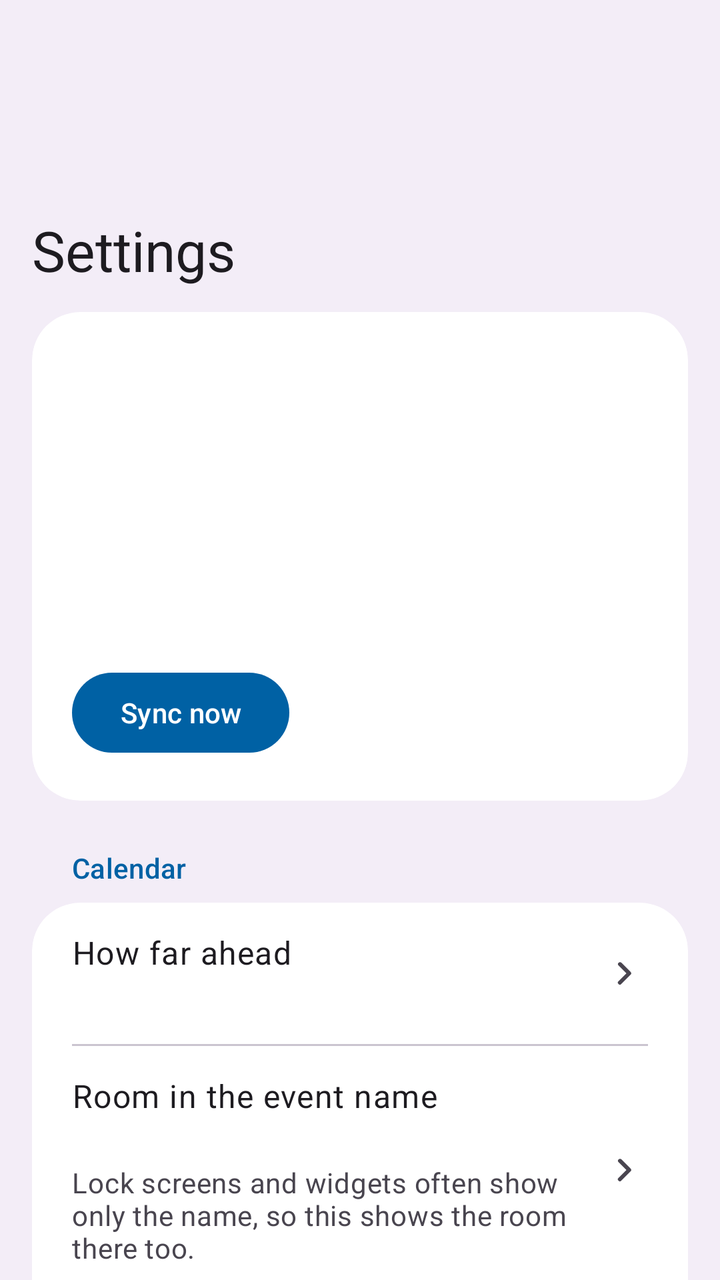
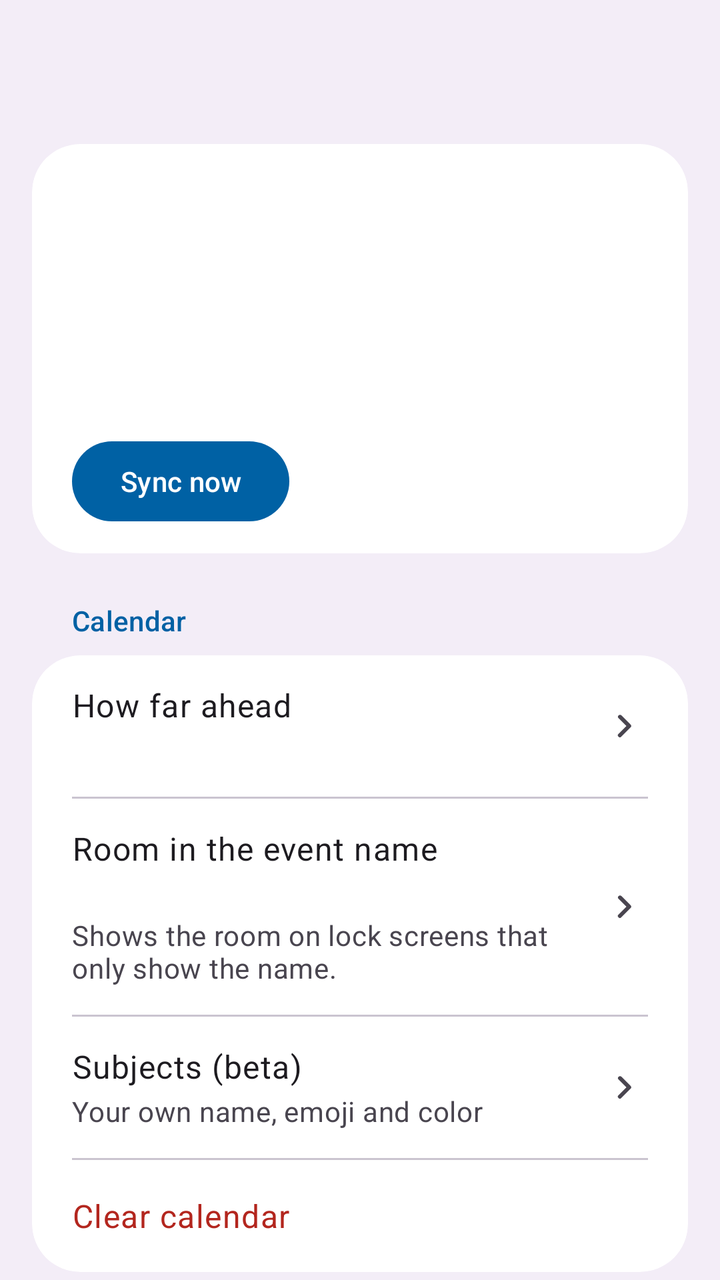

The first picture is an Android layout as it rendered before a commit; the second is the same layout after the commit. The layout source and the unified diff follow.
<!-- AndroidManifest.xml: activity theme Theme.EduarteSync.Screen -->
<!-- res/layout/activity_settings.xml -->
<?xml version="1.0" encoding="utf-8"?>
<androidx.coordinatorlayout.widget.CoordinatorLayout xmlns:android="http://schemas.android.com/apk/res/android"
    xmlns:app="http://schemas.android.com/apk/res-auto"
    android:id="@+id/root"
    android:layout_width="match_parent"
    android:layout_height="match_parent"
    android:background="?attr/screenColor">

    <com.google.android.material.appbar.AppBarLayout
        android:id="@+id/appBar"
        style="@style/ScreenAppBar">

        <com.google.android.material.appbar.CollapsingToolbarLayout
            style="?attr/collapsingToolbarLayoutLargeStyle"
            android:layout_width="match_parent"
            android:layout_height="?attr/collapsingToolbarLayoutLargeSize"
            app:contentScrim="?attr/screenColor"
            app:layout_scrollFlags="scroll|exitUntilCollapsed|snap"
            app:title="Settings">

            <com.google.android.material.appbar.MaterialToolbar
                android:id="@+id/toolbar"
                android:layout_width="match_parent"
                android:layout_height="?attr/actionBarSize"
                android:elevation="0dp"
                app:layout_collapseMode="pin" />
        </com.google.android.material.appbar.CollapsingToolbarLayout>
    </com.google.android.material.appbar.AppBarLayout>

    <androidx.core.widget.NestedScrollView
        android:id="@+id/scroll"
        android:layout_width="match_parent"
        android:layout_height="match_parent"
        android:clipToPadding="false"
        app:layout_behavior="@string/appbar_scrolling_view_behavior">

        <LinearLayout
            android:id="@+id/content"
            android:layout_width="match_parent"
            android:layout_height="wrap_content"
            android:orientation="vertical"
            android:paddingHorizontal="16dp"
            android:paddingBottom="24dp">

            
            <com.google.android.material.card.MaterialCardView
                style="@style/Card"
                android:layout_marginTop="4dp">

                <LinearLayout
                    android:layout_width="match_parent"
                    android:layout_height="wrap_content"
                    android:orientation="vertical"
                    android:padding="20dp">

                    <LinearLayout
                        android:layout_width="match_parent"
                        android:layout_height="wrap_content"
                        android:gravity="center_vertical"
                        android:orientation="horizontal">

                        <View
                            android:id="@+id/stateDot"
                            android:layout_width="14dp"
                            android:layout_height="14dp"
                            android:layout_marginEnd="12dp" />

                        <TextView
                            android:id="@+id/statusHeadline"
                            android:layout_width="0dp"
                            android:layout_height="wrap_content"
                            android:layout_weight="1"
                            android:accessibilityLiveRegion="polite"
                            android:textAppearance="?attr/textAppearanceHeadlineSmall"
                            android:textColor="?attr/colorOnSurface" />
                    </LinearLayout>

                    <TextView
                        android:id="@+id/statusSubline"
                        android:layout_width="match_parent"
                        android:layout_height="wrap_content"
                        android:layout_marginStart="26dp"
                        android:paddingTop="2dp"
                        android:textAppearance="?attr/textAppearanceBodyLarge"
                        android:textColor="?attr/colorOnSurface" />

                    <com.google.android.material.progressindicator.LinearProgressIndicator
                        android:id="@+id/syncProgress"
                        android:layout_width="match_parent"
                        android:layout_height="wrap_content"
                        android:layout_marginTop="12dp"
                        android:indeterminate="true"
                        android:visibility="gone"
                        app:trackCornerRadius="2dp" />

                    <TextView
                        android:id="@+id/coverage"
                        android:layout_width="match_parent"
                        android:layout_height="wrap_content"
                        android:paddingTop="16dp"
                        android:textAppearance="?attr/textAppearanceBodyMedium"
                        android:textColor="?attr/colorOnSurface" />

                    <TextView
                        android:id="@+id/nextSync"
                        android:layout_width="match_parent"
                        android:layout_height="wrap_content"
                        android:paddingTop="2dp"
                        android:textAppearance="?attr/textAppearanceBodyMedium"
                        android:textColor="?attr/colorOnSurfaceVariant" />

                    <TextView
                        android:id="@+id/status"
                        android:layout_width="match_parent"
                        android:layout_height="wrap_content"
                        android:paddingTop="12dp"
                        android:textAppearance="?attr/textAppearanceBodySmall"
                        android:textColor="?attr/colorOnSurfaceVariant"
                        android:textIsSelectable="true" />

                    <LinearLayout
                        android:layout_width="match_parent"
                        android:layout_height="wrap_content"
                        android:layout_marginTop="16dp"
                        android:orientation="horizontal">

                        <com.google.android.material.button.MaterialButton
                            android:id="@+id/logIn"
                            android:layout_width="wrap_content"
                            android:layout_height="wrap_content"
                            android:layout_marginEnd="8dp"
                            android:text="Log in"
                            android:visibility="gone" />

                        <com.google.android.material.button.MaterialButton
                            android:id="@+id/syncNow"
                            android:layout_width="wrap_content"
                            android:layout_height="wrap_content"
                            android:text="Sync now" />
                    </LinearLayout>
                </LinearLayout>
            </com.google.android.material.card.MaterialCardView>

            
            <TextView style="@style/SectionHeader" android:text="Calendar" />
            <com.google.android.material.card.MaterialCardView style="@style/Card">

                <LinearLayout
                    android:layout_width="match_parent"
                    android:layout_height="wrap_content"
                    android:orientation="vertical">

                    <LinearLayout android:id="@+id/rangeRow" style="@style/Row">
                        <LinearLayout style="@style/RowText">
                            <TextView style="@style/RowTitle" android:text="How far ahead" />
                            <TextView android:id="@+id/rangeValue" style="@style/RowValue" />
                        </LinearLayout>
                        <ImageView style="@style/RowChevron" />
                    </LinearLayout>

                    <com.google.android.material.divider.MaterialDivider style="@style/RowDivider" />

                    <LinearLayout android:id="@+id/roomRow" style="@style/Row">
                        <LinearLayout style="@style/RowText">
                            <TextView style="@style/RowTitle" android:text="Room in the event name" />
                            <TextView android:id="@+id/roomValue" style="@style/RowValue" />
                            <TextView
                                style="@style/RowSummary"
                                android:text="Lock screens and widgets often show only the name, so this shows the room there too." />
                        </LinearLayout>
                        <ImageView style="@style/RowChevron" />
                    </LinearLayout>

                    <com.google.android.material.divider.MaterialDivider style="@style/RowDivider" />

                    <LinearLayout android:id="@+id/subjects" style="@style/Row">
                        <LinearLayout style="@style/RowText">
                            <TextView style="@style/RowTitle" android:text="Subjects (beta)" />
                            <TextView
                                style="@style/RowSummary"
                                android:text="Your own name, emoji and color per subject" />
                        </LinearLayout>
                        <ImageView style="@style/RowChevron" />
                    </LinearLayout>

                    <com.google.android.material.divider.MaterialDivider style="@style/RowDivider" />

                    <Button
                        android:id="@+id/clearCalendar"
                        style="@style/DangerRow"
                        android:text="Clear calendar" />
                </LinearLayout>
            </com.google.android.material.card.MaterialCardView>
            <TextView
                style="@style/Footnote"
                android:text="Lessons go into a separate calendar called &quot;Eduarte rooster&quot;. Clearing removes it; the next sync brings it back." />

            
            <TextView style="@style/SectionHeader" android:text="Background sync &amp; notifications" />
            <com.google.android.material.card.MaterialCardView style="@style/Card">

                <LinearLayout
                    android:layout_width="match_parent"
                    android:layout_height="wrap_content"
                    android:orientation="vertical">

                    <LinearLayout android:id="@+id/autoSyncRow" style="@style/Row">
                        <LinearLayout style="@style/RowText">
                            <TextView style="@style/RowTitle" android:text="Sync automatically" />
                            <TextView
                                style="@style/RowSummary"
                                android:text="About every 12 hours. When off, tap the app icon to sync." />
                        </LinearLayout>
                        <com.google.android.material.materialswitch.MaterialSwitch
                            android:id="@+id/autoSync"
                            android:layout_width="wrap_content"
                            android:layout_height="wrap_content"
                            android:layout_marginStart="12dp"
                            android:contentDescription="Sync automatically" />
                    </LinearLayout>

                    <com.google.android.material.divider.MaterialDivider style="@style/RowDivider" />

                    <LinearLayout android:id="@+id/notificationSettings" style="@style/Row">
                        <LinearLayout style="@style/RowText">
                            <TextView style="@style/RowTitle" android:text="Schedule change notifications" />
                            <TextView android:id="@+id/notificationStatus" style="@style/RowValue" />
                            <TextView
                                style="@style/RowSummary"
                                android:text="Change this in Android settings" />
                        </LinearLayout>
                        <ImageView style="@style/RowChevron" />
                    </LinearLayout>
                </LinearLayout>
            </com.google.android.material.card.MaterialCardView>

            
            <TextView style="@style/SectionHeader" android:text="Account" />
            <com.google.android.material.card.MaterialCardView style="@style/Card">

                <LinearLayout
                    android:layout_width="match_parent"
                    android:layout_height="wrap_content"
                    android:orientation="vertical">

                    <LinearLayout android:id="@+id/saveLoginRow" style="@style/Row">
                        <LinearLayout style="@style/RowText">
                            <TextView style="@style/RowTitle" android:text="Fill in my email and password" />
                            <TextView
                                style="@style/RowSummary"
                                android:text="Saved encrypted on this phone at your next login, so only the Authenticator is left. Turning it off deletes them." />
                        </LinearLayout>
                        <com.google.android.material.materialswitch.MaterialSwitch
                            android:id="@+id/saveLogin"
                            android:layout_width="wrap_content"
                            android:layout_height="wrap_content"
                            android:layout_marginStart="12dp"
                            android:contentDescription="Fill in my email and password" />
                    </LinearLayout>

                    <com.google.android.material.divider.MaterialDivider style="@style/RowDivider" />

                    <LinearLayout android:id="@+id/loginLog" style="@style/Row">
                        <LinearLayout style="@style/RowText">
                            <TextView style="@style/RowTitle" android:text="Login log" />
                            <TextView
                                style="@style/RowSummary"
                                android:text="What happened at recent logins, to find out why it expires. No passwords or codes." />
                        </LinearLayout>
                        <ImageView style="@style/RowChevron" />
                    </LinearLayout>

                    <com.google.android.material.divider.MaterialDivider style="@style/RowDivider" />

                    <Button
                        android:id="@+id/logOut"
                        style="@style/DangerRow"
                        android:text="Log out / switch account" />
                </LinearLayout>
            </com.google.android.material.card.MaterialCardView>
            <TextView
                style="@style/Footnote"
                android:text="Logging out removes your Eduarte login and a saved password from this phone. The calendar stays." />

            
            <TextView style="@style/SectionHeader" android:text="About" />
            <com.google.android.material.card.MaterialCardView style="@style/Card">

                <LinearLayout
                    android:layout_width="match_parent"
                    android:layout_height="wrap_content"
                    android:orientation="vertical">

                    <LinearLayout
                        style="@style/Row"
                        android:background="@null"
                        android:clickable="false"
                        android:focusable="false">
                        <LinearLayout style="@style/RowText">
                            <TextView style="@style/RowTitle" android:text="Version" />
                            <TextView android:id="@+id/version" style="@style/RowSummary" />
                            <com.google.android.material.button.MaterialButton
                                android:id="@+id/downloadUpdate"
                                style="@style/Widget.Material3.Button.TonalButton"
                                android:layout_width="wrap_content"
                                android:layout_height="wrap_content"
                                android:layout_marginTop="8dp"
                                android:visibility="gone" />
                        </LinearLayout>
                    </LinearLayout>

                    <com.google.android.material.divider.MaterialDivider
                        android:id="@+id/allVersionsDivider"
                        style="@style/RowDivider"
                        android:visibility="gone" />

                    <LinearLayout
                        android:id="@+id/allVersions"
                        style="@style/Row"
                        android:visibility="gone">
                        <LinearLayout style="@style/RowText">
                            <TextView style="@style/RowTitle" android:text="All versions" />
                            <TextView
                                style="@style/RowSummary"
                                android:text="Every release, also older ones" />
                        </LinearLayout>
                        <ImageView style="@style/RowChevron" />
                    </LinearLayout>
                </LinearLayout>
            </com.google.android.material.card.MaterialCardView>
            <TextView
                style="@style/Footnote"
                android:text="Downloads come from the GitHub Releases page. Install over this version to keep your login. For an older version, uninstall first." />
        </LinearLayout>
    </androidx.core.widget.NestedScrollView>
</androidx.coordinatorlayout.widget.CoordinatorLayout>
<!-- resources referenced by this layout -->
<resources>
  <style name="Card" parent="Widget.Material3.CardView.Filled">
          <item name="android:layout_width">match_parent</item>
          <item name="android:layout_height">wrap_content</item>
          <item name="cardBackgroundColor">?attr/cardColor</item>
          <item name="cardCornerRadius">24dp</item>
      </style>
  <style name="Footnote">
          <item name="android:layout_width">match_parent</item>
          <item name="android:layout_height">wrap_content</item>
          <item name="android:paddingStart">20dp</item>
          <item name="android:paddingEnd">20dp</item>
          <item name="android:paddingTop">8dp</item>
          <item name="android:textAppearance">?attr/textAppearanceBodySmall</item>
          <item name="android:textColor">?attr/colorOnSurfaceVariant</item>
      </style>
  <style name="RowChevron">
          <item name="android:layout_width">24dp</item>
          <item name="android:layout_height">24dp</item>
          <item name="android:layout_marginStart">12dp</item>
          <item name="android:src">@drawable/ic_chevron_right</item>
          <item name="android:importantForAccessibility">no</item>
          <item name="tint">?attr/colorOnSurfaceVariant</item>
      </style>
  <style name="RowDivider">
          <item name="android:layout_width">match_parent</item>
          <item name="android:layout_height">wrap_content</item>
          <item name="dividerInsetStart">20dp</item>
          <item name="dividerInsetEnd">20dp</item>
          <item name="dividerColor">?attr/colorOutlineVariant</item>
      </style>
  <style name="RowSummary">
          <item name="android:layout_width">match_parent</item>
          <item name="android:layout_height">wrap_content</item>
          <item name="android:paddingTop">2dp</item>
          <item name="android:textAppearance">?attr/textAppearanceBodyMedium</item>
          <item name="android:textColor">?attr/colorOnSurfaceVariant</item>
      </style>
  <style name="RowText">
          <item name="android:layout_width">0dp</item>
          <item name="android:layout_height">wrap_content</item>
          <item name="android:layout_weight">1</item>
          <item name="android:orientation">vertical</item>
      </style>
  <style name="RowTitle">
          <item name="android:layout_width">match_parent</item>
          <item name="android:layout_height">wrap_content</item>
          <item name="android:textAppearance">?attr/textAppearanceBodyLarge</item>
          <item name="android:textColor">?attr/colorOnSurface</item>
      </style>
  <style name="RowValue">
          <item name="android:layout_width">match_parent</item>
          <item name="android:layout_height">wrap_content</item>
          <item name="android:paddingTop">2dp</item>
          <item name="android:textAppearance">?attr/textAppearanceBodyMedium</item>
          <item name="android:textColor">?attr/colorPrimary</item>
      </style>
  <style name="ScreenAppBar">
          <item name="android:layout_width">match_parent</item>
          <item name="android:layout_height">wrap_content</item>
          <item name="android:background">?attr/screenColor</item>
          <item name="liftOnScroll">false</item>
      </style>
  <style name="Theme.EduarteSync.Screen" parent="Base.Theme.EduarteSync" />
  <!-- drawable ic_chevron_right (drawable) -->
  <vector xmlns:android="http://schemas.android.com/apk/res/android"
      android:width="24dp"
      android:height="24dp"
      android:viewportWidth="24"
      android:viewportHeight="24">
      <path
          android:fillColor="#FF000000"
          android:pathData="M9.29,6.71a1,1 0,0 0,0 1.41L13.17,12l-3.88,3.88a1,1 0,1 0,1.41 1.41l4.59,-4.59a1,1 0,0 0,0 -1.41L10.7,6.7c-0.38,-0.38 -1.02,-0.38 -1.41,0.01z" />
  </vector>
  <color name="seed_primary">#0061A4</color>
  <color name="seed_on_primary">#FFFFFF</color>
  <color name="seed_primary_container">#D1E4FF</color>
  <color name="seed_on_primary_container">#001D36</color>
  <color name="seed_secondary_container">#D7E3F7</color>
  <color name="seed_on_secondary_container">#101C2B</color>
  <!-- unchanged entries left out for length: 4 -->
</resources>

<!-- the commit's change to res/layout/activity_settings.xml (unified diff, before → after) -->
@@ -6,26 +6,7 @@
     android:layout_height="match_parent"
     android:background="?attr/screenColor">
 
-    <com.google.android.material.appbar.AppBarLayout
-        android:id="@+id/appBar"
-        style="@style/ScreenAppBar">
-
-        <com.google.android.material.appbar.CollapsingToolbarLayout
-            style="?attr/collapsingToolbarLayoutLargeStyle"
-            android:layout_width="match_parent"
-            android:layout_height="?attr/collapsingToolbarLayoutLargeSize"
-            app:contentScrim="?attr/screenColor"
-            app:layout_scrollFlags="scroll|exitUntilCollapsed|snap"
-            app:title="Settings">
-
-            <com.google.android.material.appbar.MaterialToolbar
-                android:id="@+id/toolbar"
-                android:layout_width="match_parent"
-                android:layout_height="?attr/actionBarSize"
-                android:elevation="0dp"
-                app:layout_collapseMode="pin" />
-        </com.google.android.material.appbar.CollapsingToolbarLayout>
-    </com.google.android.material.appbar.AppBarLayout>
+    <include layout="@layout/view_screen_bar" />
 
     <androidx.core.widget.NestedScrollView
         android:id="@+id/scroll"
@@ -45,13 +26,15 @@
             
             <com.google.android.material.card.MaterialCardView
                 style="@style/Card"
-                android:layout_marginTop="4dp">
+                android:layout_marginTop="8dp">
 
                 <LinearLayout
                     android:layout_width="match_parent"
                     android:layout_height="wrap_content"
                     android:orientation="vertical"
-                    android:padding="20dp">
+                    android:paddingHorizontal="20dp"
+                    android:paddingTop="16dp"
+                    android:paddingBottom="12dp">
 
                     <LinearLayout
                         android:layout_width="match_parent"
@@ -71,7 +54,7 @@
                             android:layout_height="wrap_content"
                             android:layout_weight="1"
                             android:accessibilityLiveRegion="polite"
-                            android:textAppearance="?attr/textAppearanceHeadlineSmall"
+                            android:textAppearance="?attr/textAppearanceTitleLarge"
                             android:textColor="?attr/colorOnSurface" />
                     </LinearLayout>
 
@@ -80,15 +63,14 @@
                         android:layout_width="match_parent"
                         android:layout_height="wrap_content"
                         android:layout_marginStart="26dp"
-                        android:paddingTop="2dp"
-                        android:textAppearance="?attr/textAppearanceBodyLarge"
+                        android:textAppearance="?attr/textAppearanceBodyMedium"
                         android:textColor="?attr/colorOnSurface" />
 
                     <com.google.android.material.progressindicator.LinearProgressIndicator
                         android:id="@+id/syncProgress"
                         android:layout_width="match_parent"
                         android:layout_height="wrap_content"
-                        android:layout_marginTop="12dp"
+                        android:layout_marginTop="8dp"
                         android:indeterminate="true"
                         android:visibility="gone"
                         app:trackCornerRadius="2dp" />
@@ -97,7 +79,7 @@
                         android:id="@+id/coverage"
                         android:layout_width="match_parent"
                         android:layout_height="wrap_content"
-                        android:paddingTop="16dp"
+                        android:paddingTop="8dp"
                         android:textAppearance="?attr/textAppearanceBodyMedium"
                         android:textColor="?attr/colorOnSurface" />
 
@@ -113,7 +95,7 @@
                         android:id="@+id/status"
                         android:layout_width="match_parent"
                         android:layout_height="wrap_content"
-                        android:paddingTop="12dp"
+                        android:paddingTop="8dp"
                         android:textAppearance="?attr/textAppearanceBodySmall"
                         android:textColor="?attr/colorOnSurfaceVariant"
                         android:textIsSelectable="true" />
@@ -121,7 +103,7 @@
                     <LinearLayout
                         android:layout_width="match_parent"
                         android:layout_height="wrap_content"
-                        android:layout_marginTop="16dp"
+                        android:layout_marginTop="8dp"
                         android:orientation="horizontal">
 
                         <com.google.android.material.button.MaterialButton
@@ -166,7 +148,7 @@
                             <TextView android:id="@+id/roomValue" style="@style/RowValue" />
                             <TextView
                                 style="@style/RowSummary"
-                                android:text="Lock screens and widgets often show only the name, so this shows the room there too." />
+                                android:text="Shows the room on lock screens that only show the name." />
                         </LinearLayout>
                         <ImageView style="@style/RowChevron" />
                     </LinearLayout>
@@ -178,7 +160,7 @@
                             <TextView style="@style/RowTitle" android:text="Subjects (beta)" />
                             <TextView
                                 style="@style/RowSummary"
-                                android:text="Your own name, emoji and color per subject" />
+                                android:text="Your own name, emoji and color" />
                         </LinearLayout>
                         <ImageView style="@style/RowChevron" />
                     </LinearLayout>
@@ -193,7 +175,7 @@
             </com.google.android.material.card.MaterialCardView>
             <TextView
                 style="@style/Footnote"
-                android:text="Lessons go into a separate calendar called &quot;Eduarte rooster&quot;. Clearing removes it; the next sync brings it back." />
+                android:text="Lessons go into a separate &quot;Eduarte rooster&quot; calendar." />
 
             
             <TextView style="@style/SectionHeader" android:text="Background sync &amp; notifications" />
@@ -209,7 +191,7 @@
                             <TextView style="@style/RowTitle" android:text="Sync automatically" />
                             <TextView
                                 style="@style/RowSummary"
-                                android:text="About every 12 hours. When off, tap the app icon to sync." />
+                                android:text="About every 12 hours." />
                         </LinearLayout>
                         <com.google.android.material.materialswitch.MaterialSwitch
                             android:id="@+id/autoSync"
@@ -227,7 +209,7 @@
                             <TextView android:id="@+id/notificationStatus" style="@style/RowValue" />
                             <TextView
                                 style="@style/RowSummary"
-                                android:text="Change this in Android settings" />
+                                android:text="Set in Android settings" />
                         </LinearLayout>
                         <ImageView style="@style/RowChevron" />
                     </LinearLayout>
@@ -248,7 +230,7 @@
                             <TextView style="@style/RowTitle" android:text="Fill in my email and password" />
                             <TextView
                                 style="@style/RowSummary"
-                                android:text="Saved encrypted on this phone at your next login, so only the Authenticator is left. Turning it off deletes them." />
+                                android:text="Saved encrypted at your next login; off deletes them." />
                         </LinearLayout>
                         <com.google.android.material.materialswitch.MaterialSwitch
                             android:id="@+id/saveLogin"
@@ -265,7 +247,7 @@
                             <TextView style="@style/RowTitle" android:text="Login log" />
                             <TextView
                                 style="@style/RowSummary"
-                                android:text="What happened at recent logins, to find out why it expires. No passwords or codes." />
+                                android:text="Why the login expires. No passwords or codes." />
                         </LinearLayout>
                         <ImageView style="@style/RowChevron" />
                     </LinearLayout>
@@ -278,9 +260,6 @@
                         android:text="Log out / switch account" />
                 </LinearLayout>
             </com.google.android.material.card.MaterialCardView>
-            <TextView
-                style="@style/Footnote"
-                android:text="Logging out removes your Eduarte login and a saved password from this phone. The calendar stays." />
 
             
             <TextView style="@style/SectionHeader" android:text="About" />
@@ -322,7 +301,7 @@
                             <TextView style="@style/RowTitle" android:text="All versions" />
                             <TextView
                                 style="@style/RowSummary"
-                                android:text="Every release, also older ones" />
+                                android:text="Also older releases" />
                         </LinearLayout>
                         <ImageView style="@style/RowChevron" />
                     </LinearLayout>
@@ -330,7 +309,19 @@
             </com.google.android.material.card.MaterialCardView>
             <TextView
                 style="@style/Footnote"
-                android:text="Downloads come from the GitHub Releases page. Install over this version to keep your login. For an older version, uninstall first." />
+                android:text="Install over this version to keep your login; uninstall first for an older one." />
         </LinearLayout>
     </androidx.core.widget.NestedScrollView>
 </androidx.coordinatorlayout.widget.CoordinatorLayout>
+<!-- res/layout/view_screen_bar.xml (included above) -->
+<?xml version="1.0" encoding="utf-8"?>
+<com.google.android.material.appbar.AppBarLayout xmlns:android="http://schemas.android.com/apk/res/android"
+    android:id="@+id/appBar"
+    style="@style/ScreenAppBar">
+
+    <com.google.android.material.appbar.MaterialToolbar
+        android:id="@+id/toolbar"
+        android:layout_width="match_parent"
+        android:layout_height="?attr/actionBarSize"
+        android:elevation="0dp" />
+</com.google.android.material.appbar.AppBarLayout>
